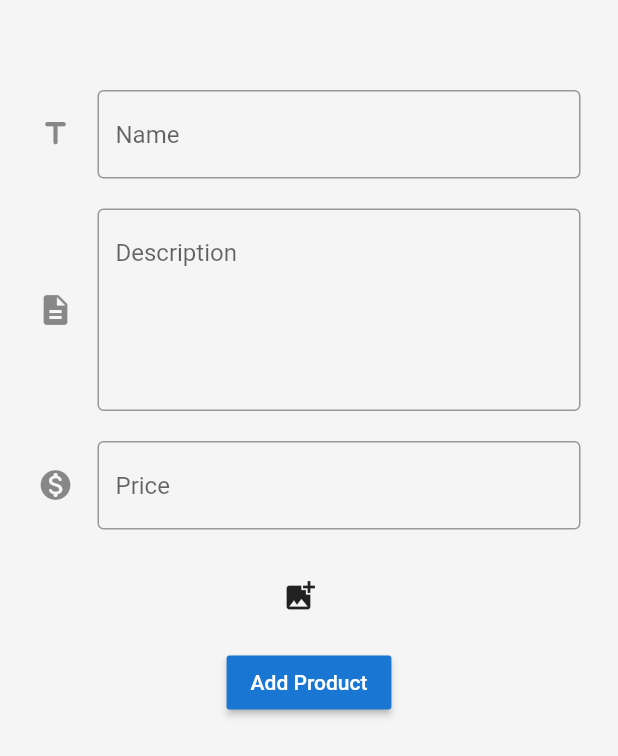
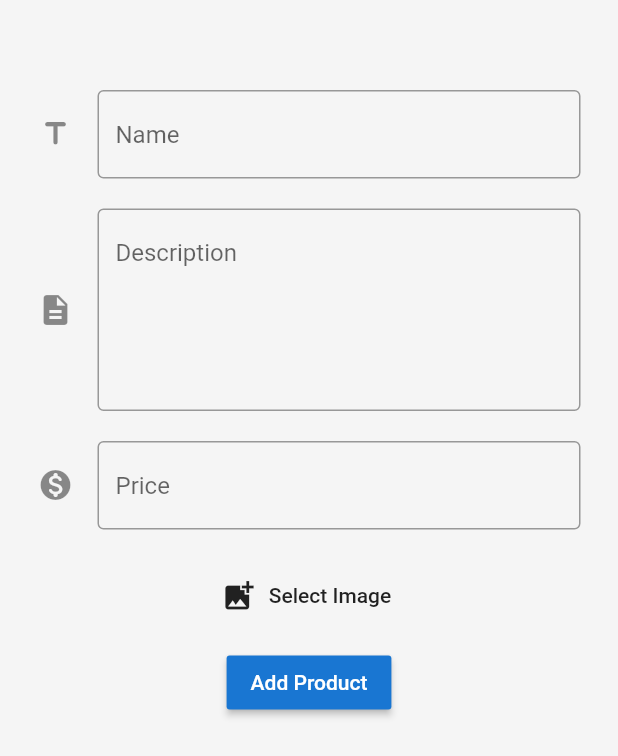
Before and after one commit to tomorrowbyte/getx-sqlite, a Flutter app: the AddProductScreen screen opened directly, on a phone screen of 412 x 824 dp. Shown: the top 756 px of the screen. Run offline on Flutter 3.47's test engine with Material 2 defaults, Android fonts, the phone set to English and light mode, and no system bars; our stand-ins replace get, image_picker, sqflite; accounts and stored records are empty.

Commit message:
some fixes

```diff
--- a/lib/controllers/product_controller.dart
+++ b/lib/controllers/product_controller.dart
@@ -15,7 +15,7 @@ class ShoppingController extends GetxController {
   void getImage() async {
     final pickedFile = await picker.value.getImage(source: ImageSource.gallery);
     if (pickedFile != null) {
-      imagePath.value =  pickedFile.path;
+      imagePath.value = pickedFile.path;
     }
   }
 
@@ -61,7 +61,6 @@ class ShoppingController extends GetxController {
       description: descriptionController.value.text,
       price: double.parse(priceController.value.text),
       image: imagePath.value,
-
     );
     nameController.value.text = "";
     descriptionController.value.text = "";
--- a/lib/views/add_product_screen.dart
+++ b/lib/views/add_product_screen.dart
@@ -63,9 +63,11 @@ class AddProductScreen extends StatelessWidget {
                   const EdgeInsets.symmetric(horizontal: 25.0, vertical: 10),
               child: FlatButton.icon(
                 icon: Icon(Icons.add_photo_alternate),
-                label: Text(shoppingController.imagePath.value != ""
-                    ? "Select Image"
-                    : shoppingController.imagePath.value),
+                label: FittedBox(
+                  child: Text(shoppingController.imagePath.value == ""
+                      ? "Select Image"
+                      : shoppingController.imagePath.value.substring(44)),
+                ),
                 onPressed: shoppingController.getImage,
               ),
             ),
```
